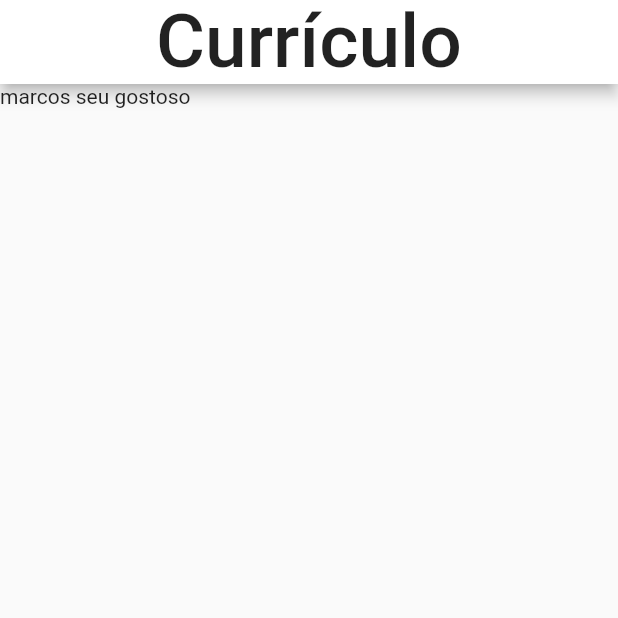
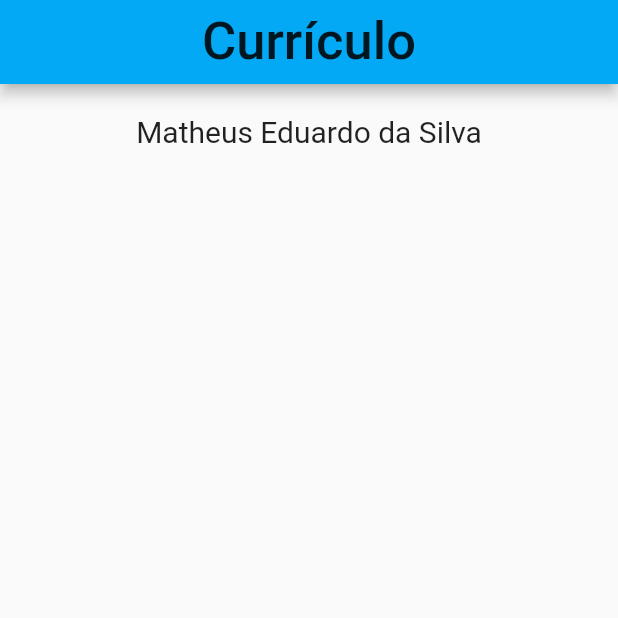
Before and after one commit to Joaorodrigues7132/curriculo_sandro, a Flutter app: the screen it shows after launch, on a phone screen of 412 x 824 dp, the top half of it. Run offline on Flutter 3.47's test engine with Material 2 defaults, Android fonts, the light colour scheme and no system bars.

Commit message:
bbb
kgdjgd

```diff
--- a/lib/curriculum.dart
+++ b/lib/curriculum.dart
@@ -7,14 +7,25 @@ class Curriculum extends StatelessWidget {
   Widget build(BuildContext context) {
     return Scaffold(
       appBar: AppBar(
-
-          title: Center(child:const Text(
-        "Currículo",
-
-        style: TextStyle(fontSize: 50),
-      ) ,) ),
+          title: Center(
+        child: const Text(
+          "Currículo",
+          style: TextStyle(fontSize: 35),
+        ),
+      )),
       body: Container(
-        child: Text("marcos seu gostoso"),
+        child: Center(
+            child: Column(
+          children: [
+            Padding(
+              padding: const EdgeInsets.all(20.0),
+              child: const Text(
+                "Matheus Eduardo da Silva",
+                style: TextStyle(fontSize: 20),
+              ),
+            ),
+          ],
+        )),
       ),
     );
   }
--- a/lib/main.dart
+++ b/lib/main.dart
@@ -14,7 +14,7 @@ class MyApp extends StatelessWidget {
     return MaterialApp(
       title: 'Flutter Demo',
       debugShowCheckedModeBanner: false,
-      theme: ThemeData(primaryColor: Colors.white),
+      theme: ThemeData(primaryColor: Colors.lightBlue),
       home: Curriculum(),
     );
   }
@@ -22,15 +22,6 @@ class MyApp extends StatelessWidget {
 
 class MyHomePage extends StatefulWidget {
 
-
-  // This widget is the home page of your application. It is stateful, meaning
-  // that it has a State object (defined below) that contains fields that affect
-  // how it looks.
-
-  // This class is the configuration for the state. It holds the values (in this
-  // case the title) provided by the parent (in this case the App widget) and
-  // used by the build method of the State. Fields in a Widget subclass are
-  // always marked "final".
 
   final String title;
 
@@ -41,18 +32,7 @@ class MyHomePage extends StatefulWidget {
 }
 
 class _MyHomePageState extends State<MyHomePage> {
-  int _counter = 0;
 
-  void _incrementCounter() {
-    setState(() {
-      // This call to setState tells the Flutter framework that something has
-      // changed in this State, which causes it to rerun the build method below
-      // so that the display can reflect the updated values. If we changed
-      // _counter without calling setState(), then the build method would not be
-      // called again, and so nothing would appear to happen.
-      _counter++;
-    });
-  }
 
   @override
   Widget build(BuildContext context) {
--- a/pubspec.yaml
+++ b/pubspec.yaml
@@ -45,9 +45,9 @@ flutter:
   uses-material-design: true
 
   # To add assets to your application, add an assets section, like this:
-  # assets:
-  #   - images/a_dot_burr.jpeg
-  #   - images/a_dot_ham.jpeg
+  assets:
+   - assets/images/
+
 
   # An image asset can refer to one or more resolution-specific "variants", see
   # https://flutter.dev/assets-and-images/#resolution-aware.
```
Also changed, not shown: assets/images/curriculo.jpg (added).
